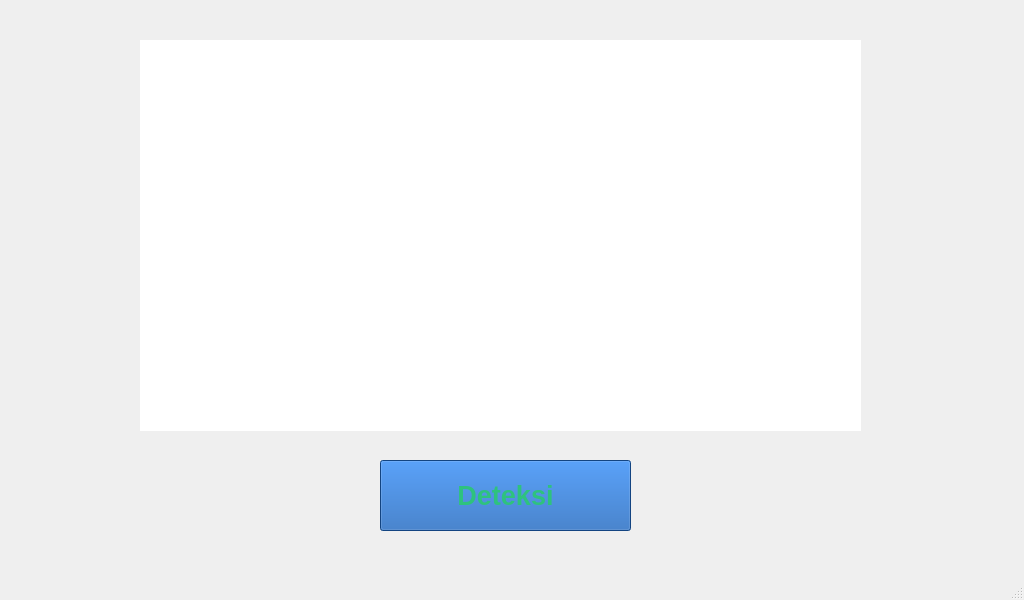
This is deteksi.ui in faizal2003/guipyside6 as Qt 5 draws it before an edit. The edited form follows.
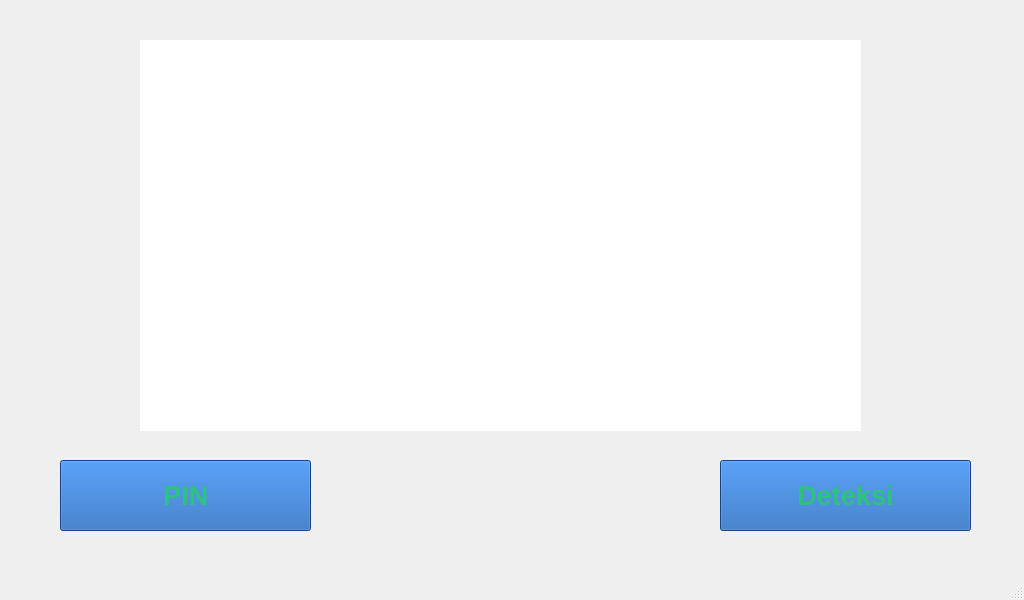
This is the edited form. Icons and pictures are not drawn.

Diff of the .ui file:
```diff
--- a/deteksi.ui
+++ b/deteksi.ui
@@ -49,7 +49,7 @@
    <widget class="QPushButton" name="pushButton">
     <property name="geometry">
      <rect>
-      <x>380</x>
+      <x>720</x>
       <y>460</y>
       <width>251</width>
       <height>71</height>
@@ -87,6 +87,29 @@
      <string/>
     </property>
    </widget>
+   <widget class="QPushButton" name="pushButton_3">
+    <property name="geometry">
+     <rect>
+      <x>60</x>
+      <y>460</y>
+      <width>251</width>
+      <height>71</height>
+     </rect>
+    </property>
+    <property name="font">
+     <font>
+      <pointsize>20</pointsize>
+      <bold>true</bold>
+     </font>
+    </property>
+    <property name="styleSheet">
+     <string notr="true">color: rgb(46, 194, 126);
+background-color: rgb(26, 95, 180);</string>
+    </property>
+    <property name="text">
+     <string>PIN</string>
+    </property>
+   </widget>
   </widget>
   <widget class="QMenuBar" name="menubar">
    <property name="geometry">
```
